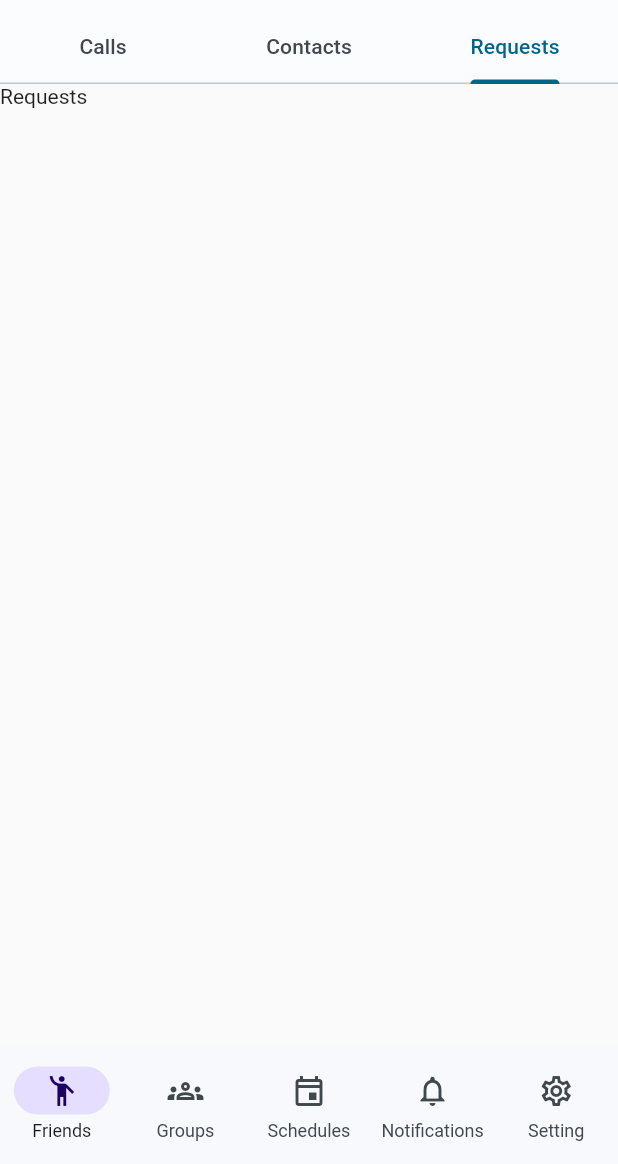
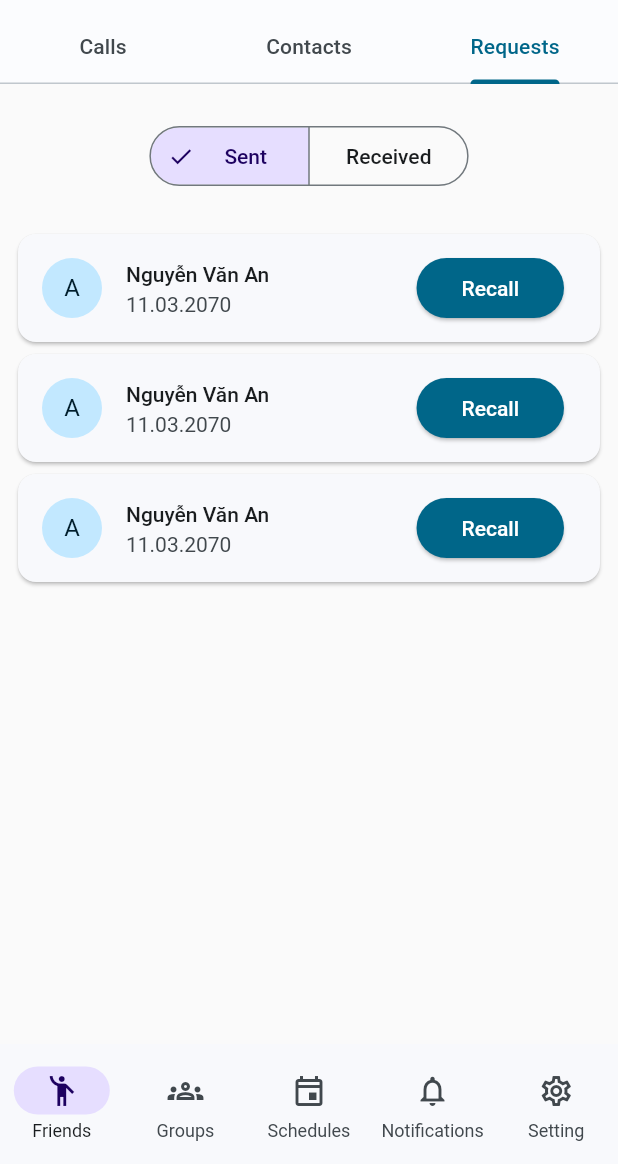
Before and after one commit to quangnhat22/cs_video_call_app, a Flutter app: the screen it shows after launch, tab 3 chosen, on a phone screen of 412 x 824 dp, the part 72-1236 px from its top. Run offline on Flutter 3.47's test engine with Material 2 defaults, Android fonts, the phone set to English and light mode, and no system bars; our stand-ins replace bloc, cached_network_image, dio, equatable, firebase_core, flutter_bloc and 3 more; accounts and stored records are empty; generated files the repository leaves out were written again.

Commit message:
build Contacts + Requests tab UI of route Friends

```diff
--- a/lib/core/langs/app_en.arb
+++ b/lib/core/langs/app_en.arb
@@ -57,5 +57,11 @@
   "friends_tab_calls_title": "Calls",
   "friends_tab_contacts_title": "Contacts",
   "friends_tab_requests_title": "Requests",
-  "friends_clear_text_button": "Clear"
+  "friends_clear_text_button": "Clear",
+  "requests_recall_text_button": "Recall",
+  "requests_sent_text_button_segment": "Sent",
+  "requests_received_text_button_segment": "Received",
+  "user_status_online": "Online",
+  "reject_received_requests": "Reject",
+  "accept_received_requests": "Accept"
 }
--- a/lib/core/langs/app_vi.arb
+++ b/lib/core/langs/app_vi.arb
@@ -57,5 +57,11 @@
   "friends_tab_calls_title": "Cuộc gọi",
   "friends_tab_contacts_title": "Liên hệ",
   "friends_tab_requests_title": "Yêu cầu",
-  "friends_clear_text_button": "Xoá"
+  "friends_clear_text_button": "Xoá",
+  "requests_recall_text_button": "Gọi lại",
+  "requests_sent_text_button_segment": "Đã gọi",
+  "requests_received_text_button_segment": "Đã nhận",
+  "user_status_online": "Đang hoạt động",
+  "reject_received_requests": "Từ chối",
+  "accept_received_requests": "Chấp nhận"
 }
--- a/lib/presentation/friends/friends_dash_board/friends_dash_board.dart
+++ b/lib/presentation/friends/friends_dash_board/friends_dash_board.dart
@@ -6,5 +6,13 @@ import 'package:videocall/common/widgets/stateless/m_app_bar.dart';
 
 part 'pages/friends_dash_board_page.dart';
 part 'widgets/dropdown_filter_button.dart';
-part 'widgets/call_list.dart';
+part 'widgets/request_segmented_button.dart';
+
+part 'widgets/lists/call_list.dart';
+part 'widgets/lists/contact_list.dart';
+part 'widgets/lists/sent_request_list.dart';
+part 'widgets/lists/received_request_list.dart';
+
 part 'widgets/tabs/calls_tab.dart';
+part 'widgets/tabs/contacts_tab.dart';
+part 'widgets/tabs/requests_tab.dart';
--- a/lib/presentation/friends/friends_dash_board/pages/friends_dash_board_page.dart
+++ b/lib/presentation/friends/friends_dash_board/pages/friends_dash_board_page.dart
@@ -27,9 +27,9 @@ class FriendsDashBoardPage extends StatelessWidget {
           ),
           body: const TabBarView(
             children: <Widget>[
-              CallTab(),
-              Text('Contacts'),
-              Text('Requests'),
+              CallsTab(),
+              ContactsTab(),
+              RequestsTab(),
             ],
           )),
     );
--- /dev/null
+++ b/lib/presentation/friends/friends_dash_board/widgets/lists/sent_request_list.dart
@@ -0,0 +1,36 @@
+part of friends_dash_board;
+
+class SentRequestList extends StatelessWidget {
+  const SentRequestList({super.key});
+
+  @override
+  Widget build(BuildContext context) {
+    return Padding(
+      padding: const EdgeInsets.symmetric(horizontal: 8),
+      child: ListView.builder(
+        itemBuilder: (context, index) {
+          return Card(
+            child: ListTile(
+              title: const Text('Nguyễn Văn An'),
+              subtitle: const Text('11.03.2070'),
+              leading: const CircleAvatar(child: Text('A')),
+              trailing: SizedBox(
+                child: ElevatedButton(
+                  style: ElevatedButton.styleFrom(
+                      backgroundColor: Theme.of(context).colorScheme.primary,
+                      foregroundColor:
+                          Theme.of(context).colorScheme.onSecondary,
+                      padding: const EdgeInsets.symmetric(horizontal: 30)),
+                  onPressed: () {},
+                  child: Text(AppLocalizations.of(context)!
+                      .requests_recall_text_button),
+                ),
+              ),
+            ),
+          );
+        },
+        itemCount: 3,
+      ),
+    );
+  }
+}
--- /dev/null
+++ b/lib/presentation/friends/friends_dash_board/widgets/request_segmented_button.dart
@@ -0,0 +1,44 @@
+part of friends_dash_board;
+
+class RequestSegmentedButton extends StatefulWidget {
+  final Function onViewChange;
+
+  const RequestSegmentedButton(this.onViewChange, {super.key});
+
+  @override
+  State<RequestSegmentedButton> createState() => _RequestSegmentedButtonState();
+}
+
+class _RequestSegmentedButtonState extends State<RequestSegmentedButton> {
+  Request requestView = Request.sent;
+
+  @override
+  Widget build(BuildContext context) {
+    return SegmentedButton<Request>(
+      style: const ButtonStyle(alignment: AlignmentDirectional.center),
+      segments: <ButtonSegment<Request>>[
+        ButtonSegment(
+            value: Request.sent,
+            label: Padding(
+              padding: const EdgeInsets.symmetric(horizontal: 12),
+              child: Text(AppLocalizations.of(context)!
+                  .requests_sent_text_button_segment),
+            )),
+        ButtonSegment(
+            value: Request.received,
+            label: Padding(
+              padding: const EdgeInsets.symmetric(horizontal: 12),
+              child: Text(AppLocalizations.of(context)!
+                  .requests_received_text_button_segment),
+            )),
+      ],
+      selected: <Request>{requestView},
+      onSelectionChanged: (Set<Request> newSelection) {
+        setState(() {
+          requestView = newSelection.first;
+          widget.onViewChange(newSelection.first);
+        });
+      },
+    );
+  }
+}
--- a/lib/presentation/friends/friends_dash_board/widgets/tabs/calls_tab.dart
+++ b/lib/presentation/friends/friends_dash_board/widgets/tabs/calls_tab.dart
@@ -1,7 +1,7 @@
 part of friends_dash_board;
 
-class CallTab extends StatelessWidget {
-  const CallTab({super.key});
+class CallsTab extends StatelessWidget {
+  const CallsTab({super.key});
 
   void handleDropdownChange(String selectedValue) {
     debugPrint(selectedValue);
--- /dev/null
+++ b/lib/presentation/friends/friends_dash_board/widgets/tabs/requests_tab.dart
@@ -0,0 +1,47 @@
+part of friends_dash_board;
+
+enum Request { sent, received }
+
+class RequestsTab extends StatefulWidget {
+  const RequestsTab({super.key});
+
+  @override
+  State<RequestsTab> createState() => _RequestsTabState();
+}
+
+class _RequestsTabState extends State<RequestsTab> {
+  Request view = Request.sent;
+
+  void handleViewChange(Request selectedView) {
+    debugPrint((selectedView == Request.received).toString());
+
+    setState(() {
+      view = selectedView;
+    });
+  }
+
+  @override
+  Widget build(BuildContext context) {
+    return LayoutBuilder(builder: (ctx, constraints) {
+      return SingleChildScrollView(
+          child: Column(
+        children: <Widget>[
+          Container(
+            height: constraints.maxHeight * 0.15,
+            padding: const EdgeInsets.only(left: 20, right: 20),
+            child: Row(
+              mainAxisAlignment: MainAxisAlignment.center,
+              children: <Widget>[RequestSegmentedButton(handleViewChange)],
+            ),
+          ),
+          SizedBox(
+            height: constraints.maxHeight * 0.85,
+            child: view == Request.sent
+                ? const SentRequestList()
+                : const ReceivedRequestList(),
+          ),
+        ],
+      ));
+    });
+  }
+}
```
Also changed, not shown: lib/presentation/friends/friends_dash_board/widgets/lists/contact_list.dart (added, +35 -0 lines), lib/presentation/friends/friends_dash_board/widgets/lists/received_request_list.dart (added, +64 -0 lines), lib/presentation/friends/friends_dash_board/widgets/tabs/contacts_tab.dart (added, +14 -0 lines), lib/presentation/friends/friends_dash_board/widgets/lists/call_list.dart (renamed from lib/presentation/friends/friends_dash_board/widgets/call_list.dart).
